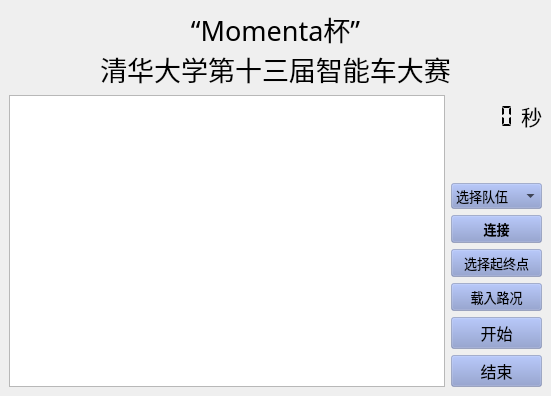
The window that Smartcar_PC/pc2.ui (guhaiqiao/SmartCar) describes before a commit, drawn with Qt 5.
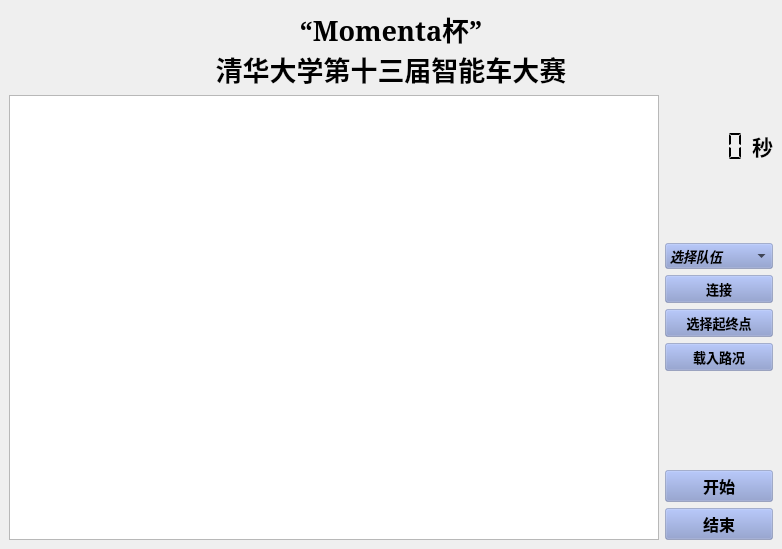
The same window after the commit. Icons and pictures are not drawn.

```diff
--- a/Smartcar_PC/pc2.ui
+++ b/Smartcar_PC/pc2.ui
@@ -12,8 +12,8 @@
    <rect>
     <x>0</x>
     <y>0</y>
-    <width>551</width>
-    <height>396</height>
+    <width>782</width>
+    <height>549</height>
    </rect>
   </property>
   <property name="font">
@@ -49,10 +49,10 @@
      <widget class="QLabel" name="Title">
       <property name="font">
        <font>
-        <family>微软雅黑</family>
+        <family>Constantia</family>
         <pointsize>20</pointsize>
-        <weight>50</weight>
-        <bold>false</bold>
+        <weight>75</weight>
+        <bold>true</bold>
        </font>
       </property>
       <property name="statusTip">
@@ -77,7 +77,7 @@
      </widget>
     </item>
     <item>
-     <layout class="QHBoxLayout" name="horizontalLayout_3" stretch="6,0">
+     <layout class="QHBoxLayout" name="horizontalLayout_3" stretch="6,1">
       <item>
        <widget class="QGraphicsView" name="Map">
         <property name="autoFillBackground">
@@ -114,6 +114,13 @@
          <layout class="QHBoxLayout" name="horizontalLayout_2" stretch="5,1">
           <item>
            <widget class="QLCDNumber" name="TimeCounter">
+            <property name="font">
+             <font>
+              <family>Constantia</family>
+              <weight>75</weight>
+              <bold>true</bold>
+             </font>
+            </property>
             <property name="layoutDirection">
              <enum>Qt::LeftToRight</enum>
             </property>
@@ -135,10 +142,10 @@
            <widget class="QLabel" name="label">
             <property name="font">
              <font>
-              <family>等线</family>
+              <family>Constantia</family>
               <pointsize>16</pointsize>
-              <weight>50</weight>
-              <bold>false</bold>
+              <weight>75</weight>
+              <bold>true</bold>
              </font>
             </property>
             <property name="text">
@@ -168,12 +175,25 @@
          <widget class="QComboBox" name="comboBox_team">
           <property name="font">
            <font>
-            <family>等线</family>
+            <family>Constantia</family>
             <pointsize>10</pointsize>
-            <weight>50</weight>
-            <bold>false</bold>
+            <weight>75</weight>
+            <italic>true</italic>
+            <bold>true</bold>
+            <underline>false</underline>
+            <strikeout>false</strikeout>
+            <kerning>true</kerning>
            </font>
           </property>
+          <property name="mouseTracking">
+           <bool>false</bool>
+          </property>
+          <property name="contextMenuPolicy">
+           <enum>Qt::DefaultContextMenu</enum>
+          </property>
+          <property name="autoFillBackground">
+           <bool>false</bool>
+          </property>
           <property name="styleSheet">
            <string notr="true">background-color: rgb(130, 147, 201, 100);</string>
           </property>
@@ -191,8 +211,10 @@
          <widget class="QPushButton" name="pushButton_connect">
           <property name="font">
            <font>
-            <family>等线</family>
+            <family>Constantia</family>
             <pointsize>10</pointsize>
+            <weight>75</weight>
+            <bold>true</bold>
            </font>
           </property>
           <property name="styleSheet">
@@ -210,10 +232,10 @@
          <widget class="QPushButton" name="pushButton_point">
           <property name="font">
            <font>
-            <family>等线</family>
+            <family>Constantia</family>
             <pointsize>10</pointsize>
-            <weight>50</weight>
-            <bold>false</bold>
+            <weight>75</weight>
+            <bold>true</bold>
            </font>
           </property>
           <property name="cursor">
@@ -234,10 +256,10 @@
          <widget class="QPushButton" name="pushButton_traffic">
           <property name="font">
            <font>
-            <family>等线</family>
+            <family>Constantia</family>
             <pointsize>10</pointsize>
-            <weight>50</weight>
-            <bold>false</bold>
+            <weight>75</weight>
+            <bold>true</bold>
            </font>
           </property>
           <property name="styleSheet">
@@ -270,10 +292,10 @@
            <widget class="QPushButton" name="pushButton_start">
             <property name="font">
              <font>
-              <family>等线</family>
+              <family>Constantia</family>
               <pointsize>12</pointsize>
-              <weight>50</weight>
-              <bold>false</bold>
+              <weight>75</weight>
+              <bold>true</bold>
              </font>
             </property>
             <property name="styleSheet">
@@ -304,11 +326,11 @@
            <widget class="QPushButton" name="pushButton_end">
             <property name="font">
              <font>
-              <family>等线</family>
+              <family>Constantia</family>
               <pointsize>12</pointsize>
-              <weight>50</weight>
+              <weight>75</weight>
               <italic>false</italic>
-              <bold>false</bold>
+              <bold>true</bold>
               <kerning>true</kerning>
              </font>
             </property>
```
Left out of the diff: 2 changed lines with no effect on the pictures.
